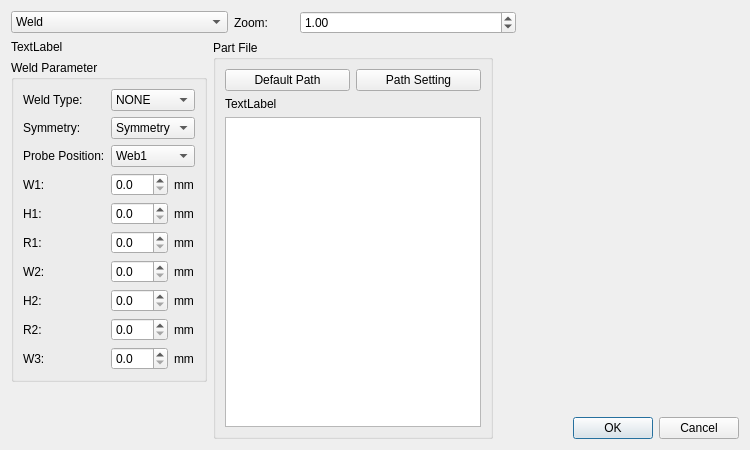
This is phascan_view/ui/dialog/dialogweldfixdataii.ui in qinxingying/hello-word as Qt 5 draws it before an edit. The edited form follows.
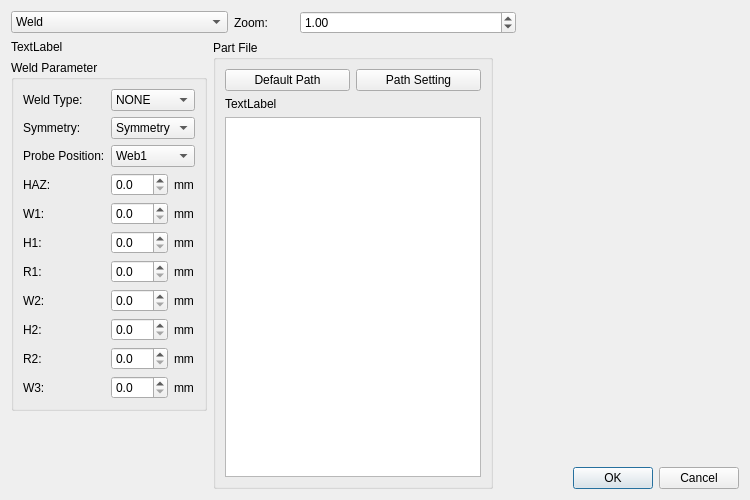
This is the edited form. Icons and pictures are not drawn. Custom widgets are drawn as their Qt base class.

Commit message: 增加热影响区显示，修复label重叠，增加数据里面包含cad信息的显示

Patch:
```diff
--- a/phascan_view/ui/dialog/dialogweldfixdataii.ui
+++ b/phascan_view/ui/dialog/dialogweldfixdataii.ui
@@ -7,19 +7,19 @@
     <x>0</x>
     <y>0</y>
     <width>750</width>
-    <height>450</height>
+    <height>500</height>
    </rect>
   </property>
   <property name="minimumSize">
    <size>
     <width>750</width>
-    <height>450</height>
+    <height>500</height>
    </size>
   </property>
   <property name="maximumSize">
    <size>
     <width>750</width>
-    <height>450</height>
+    <height>500</height>
    </size>
   </property>
   <property name="windowTitle">
@@ -95,35 +95,35 @@
           <string>Weld Parameter</string>
          </property>
          <layout class="QGridLayout" name="gridLayout">
-          <item row="5" column="0">
+          <item row="6" column="0">
            <widget class="QLabel" name="r1Label">
             <property name="text">
              <string>R1:</string>
             </property>
            </widget>
           </item>
-          <item row="8" column="0">
+          <item row="9" column="0">
            <widget class="QLabel" name="r2Label">
             <property name="text">
              <string>R2:</string>
             </property>
            </widget>
           </item>
-          <item row="3" column="2">
+          <item row="4" column="2">
            <widget class="QLabel" name="w1UnitLabel">
             <property name="text">
              <string>mm</string>
             </property>
            </widget>
           </item>
-          <item row="7" column="0">
+          <item row="8" column="0">
            <widget class="QLabel" name="h2Label">
             <property name="text">
              <string>H2:</string>
             </property>
            </widget>
           </item>
-          <item row="7" column="1">
+          <item row="8" column="1">
            <widget class="QDoubleSpinBox" name="h2DoubleSpinBox">
             <property name="keyboardTracking">
              <bool>false</bool>
@@ -133,7 +133,7 @@
             </property>
            </widget>
           </item>
-          <item row="5" column="1">
+          <item row="6" column="1">
            <widget class="QDoubleSpinBox" name="r1DoubleSpinBox">
             <property name="keyboardTracking">
              <bool>false</bool>
@@ -143,42 +143,42 @@
             </property>
            </widget>
           </item>
-          <item row="6" column="2">
-           <widget class="QLabel" name="w2UnitLabel">
-            <property name="text">
-             <string>mm</string>
-            </property>
-           </widget>
-          </item>
           <item row="7" column="2">
+           <widget class="QLabel" name="w2UnitLabel">
+            <property name="text">
+             <string>mm</string>
+            </property>
+           </widget>
+          </item>
+          <item row="8" column="2">
            <widget class="QLabel" name="h2UnitLabel">
             <property name="text">
              <string>mm</string>
             </property>
            </widget>
           </item>
-          <item row="4" column="0">
+          <item row="5" column="0">
            <widget class="QLabel" name="h1Label">
             <property name="text">
              <string>H1:</string>
             </property>
            </widget>
           </item>
-          <item row="3" column="0">
+          <item row="4" column="0">
            <widget class="QLabel" name="w1Label">
             <property name="text">
              <string>W1:</string>
             </property>
            </widget>
           </item>
-          <item row="6" column="0">
+          <item row="7" column="0">
            <widget class="QLabel" name="w2Label">
             <property name="text">
              <string>W2:</string>
             </property>
            </widget>
           </item>
-          <item row="9" column="1">
+          <item row="10" column="1">
            <widget class="QDoubleSpinBox" name="w3DoubleSpinBox">
             <property name="keyboardTracking">
              <bool>false</bool>
@@ -188,14 +188,14 @@
             </property>
            </widget>
           </item>
-          <item row="8" column="2">
+          <item row="9" column="2">
            <widget class="QLabel" name="r2UnitLabel">
             <property name="text">
              <string>mm</string>
             </property>
            </widget>
           </item>
-          <item row="3" column="1">
+          <item row="4" column="1">
            <widget class="QDoubleSpinBox" name="w1DoubleSpinBox">
             <property name="keyboardTracking">
              <bool>false</bool>
@@ -254,14 +254,14 @@
             </item>
            </widget>
           </item>
-          <item row="9" column="2">
+          <item row="10" column="2">
            <widget class="QLabel" name="w3UnitLabel">
             <property name="text">
              <string>mm</string>
             </property>
            </widget>
           </item>
-          <item row="4" column="1">
+          <item row="5" column="1">
            <widget class="QDoubleSpinBox" name="h1DoubleSpinBox">
             <property name="keyboardTracking">
              <bool>false</bool>
@@ -278,7 +278,7 @@
             </property>
            </widget>
           </item>
-          <item row="8" column="1">
+          <item row="9" column="1">
            <widget class="QDoubleSpinBox" name="r2DoubleSpinBox">
             <property name="keyboardTracking">
              <bool>false</bool>
@@ -288,14 +288,14 @@
             </property>
            </widget>
           </item>
-          <item row="4" column="2">
+          <item row="5" column="2">
            <widget class="QLabel" name="h1UnitLabel">
             <property name="text">
              <string>mm</string>
             </property>
            </widget>
           </item>
-          <item row="6" column="1">
+          <item row="7" column="1">
            <widget class="QDoubleSpinBox" name="w2DoubleSpinBox">
             <property name="keyboardTracking">
              <bool>false</bool>
@@ -305,14 +305,14 @@
             </property>
            </widget>
           </item>
-          <item row="5" column="2">
+          <item row="6" column="2">
            <widget class="QLabel" name="r1UnitLabel">
             <property name="text">
              <string>mm</string>
             </property>
            </widget>
           </item>
-          <item row="9" column="0">
+          <item row="10" column="0">
            <widget class="QLabel" name="w3Label">
             <property name="text">
              <string>W3:</string>
@@ -386,6 +386,27 @@
             </item>
            </widget>
           </item>
+          <item row="3" column="0">
+           <widget class="QLabel" name="HAZLabel">
+            <property name="text">
+             <string>HAZ:</string>
+            </property>
+           </widget>
+          </item>
+          <item row="3" column="1">
+           <widget class="QDoubleSpinBox" name="HAZDoubleSpinBox">
+            <property name="decimals">
+             <number>1</number>
+            </property>
+           </widget>
+          </item>
+          <item row="3" column="2">
+           <widget class="QLabel" name="HAZUnitLabel">
+            <property name="text">
+             <string>mm</string>
+            </property>
+           </widget>
+          </item>
          </layout>
         </widget>
        </item>
```
The commit also changes 29 other files.
